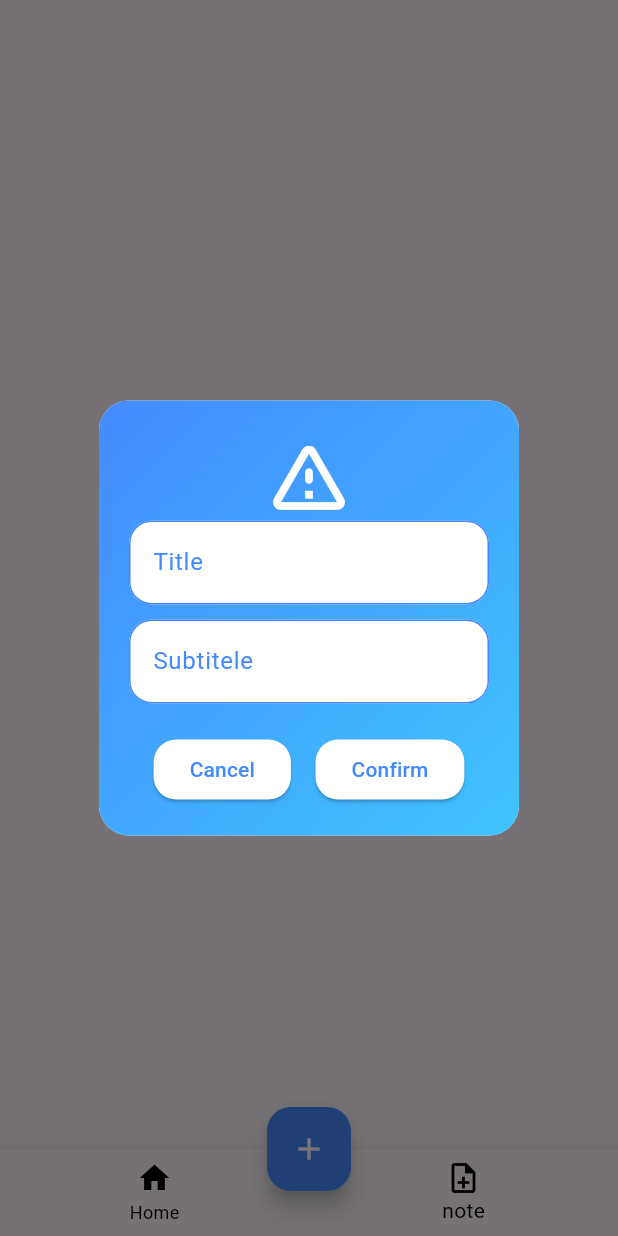
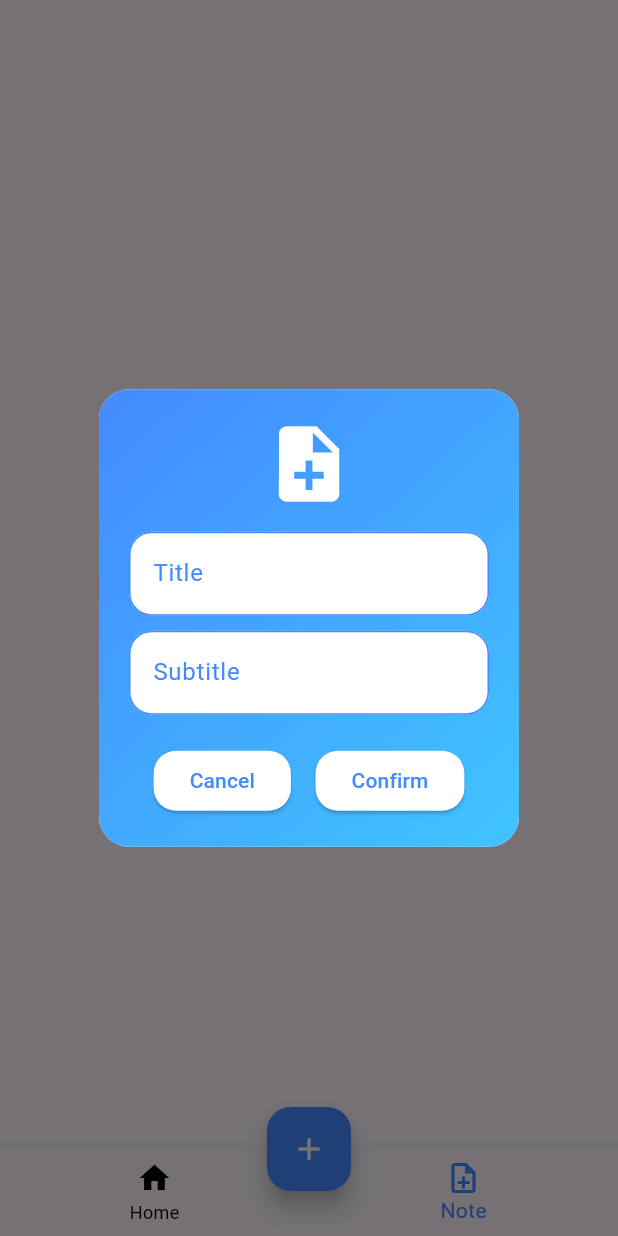
Before and after one commit to ahadprince320/note-pad-2025, a Flutter app: the screen it shows after launch, item 2 of the bottom bar chosen, after a tap on the "add" icon, on a phone screen of 412 x 824 dp. Run offline on Flutter 3.47's test engine with Material 3 defaults, Android fonts, the phone set to English and light mode, and no system bars; our stand-ins replace get, hive, hive_flutter; accounts and stored records are empty.

Commit message:
five update

```diff
--- a/lib/controller/note_controller.dart
+++ b/lib/controller/note_controller.dart
@@ -1,16 +1,34 @@
 import 'package:get/get.dart';
-import 'package:note_book/model/note_model.dart';
+import 'package:hive/hive.dart';
+import '../model/note_model.dart';
 
-class NoteController extends GetxController{
-  var noteList=<NoteModel>[].obs;
+class NoteController extends GetxController {
+  var noteList = <NoteModel>[].obs;
+  late Box<NoteModel> noteBox;
 
-  void addNote(NoteModel note){
-    noteList.add(note);
+  @override
+  void onInit() {
+    super.onInit();
+    noteBox = Hive.box<NoteModel>('notesBox');
+    loadNotes();
   }
-  void removeNote(int index){
-    noteList.removeAt(index);
+
+  void loadNotes() {
+    noteList.assignAll(noteBox.values.toList());
   }
-  void updateNote(int index,NoteModel note){
-    noteList[index]=note;
+
+  void addNote(NoteModel note) {
+    noteBox.add(note);
+    loadNotes();
+  }
+
+  void removeNote(int index) {
+    noteBox.deleteAt(index);
+    loadNotes();
+  }
+
+  void updateNote(int index, NoteModel updatedNote) {
+    noteBox.putAt(index, updatedNote);
+    loadNotes();
   }
 }
--- a/lib/main.dart
+++ b/lib/main.dart
@@ -1,9 +1,24 @@
 import 'package:flutter/material.dart';
 import 'package:get/get_navigation/src/root/get_material_app.dart';
+import 'package:hive/hive.dart';
+import 'package:hive_flutter/adapters.dart';
 import 'package:note_book/screen/bottom%20bar.dart';
 import 'package:note_book/screen/note_ditels.dart';
 
-void main() {
+import 'model/note_model.dart';
+
+Future<void> main() async {
+  WidgetsFlutterBinding.ensureInitialized();
+
+  // Initialize Hive
+  await Hive.initFlutter();
+
+  // Register Adapter
+  Hive.registerAdapter(NoteModelAdapter());
+
+  // Open Box
+  await Hive.openBox<NoteModel>('notesBox');
+
   runApp(const MyApp());
 }
 
@@ -18,7 +33,7 @@ class MyApp extends StatelessWidget {
       routes: {
         '/note_screen': (context)=>note_screen(),
       },
-      home: bottomNavigation(
+      home: BottomNavigation(
 
       ),
     );
--- a/lib/model/note_model.dart
+++ b/lib/model/note_model.dart
@@ -1,6 +1,21 @@
-class NoteModel{
-  String title= '';
-  String content='';
+import 'package:hive/hive.dart';
+
+part 'note_model.g.dart';
+
+@HiveType(typeId: 0)
+class NoteModel extends HiveObject {
+  @HiveField(0)
+  String title='';
+
+  @HiveField(1)
+  String content ='';
+
+  @HiveField(2)
   String date='';
-  NoteModel( this.title,this.content,this.date);
+
+  NoteModel({
+     required this.title,
+     required this.content,
+     required this.date,
+  });
 }
--- a/lib/screen/bottom bar.dart
+++ b/lib/screen/bottom bar.dart
@@ -7,15 +7,21 @@ import 'package:note_book/model/note_model.dart';
 import 'home_screen.dart';
 import 'note_screen.dart';
 
-class bottomNavigation extends StatefulWidget {
-  const bottomNavigation({super.key});
+class BottomNavigation extends StatefulWidget {
+  const BottomNavigation({super.key});
 
   @override
-  State<bottomNavigation> createState() => _bottomNavigationState();
+  State<BottomNavigation> createState() => _BottomNavigationState();
 }
 
-class _bottomNavigationState extends State<bottomNavigation> {
-  final List<Widget> _screens = [home_screen(), note_screen()];
+class _BottomNavigationState extends State<BottomNavigation> {
+  final NoteController noteController = Get.put(NoteController());
+
+  final List<Widget> _screens = const [
+    home_screen(),
+    note_screen(),
+  ];
+
   int _currentIndex = 0;
 
   @override
@@ -24,43 +30,40 @@ class _bottomNavigationState extends State<bottomNavigation> {
       body: _screens[_currentIndex],
       floatingActionButtonLocation: FloatingActionButtonLocation.centerDocked,
       floatingActionButton: FloatingActionButton(
-        mini: false,
         backgroundColor: Colors.blueAccent,
-        onPressed: () {
-          _alertDialog();
-        },
-        child: Icon(Icons.add, color: Colors.white),
+        onPressed: () => _showAddNoteDialog(),
+        child: const Icon(Icons.add, color: Colors.white),
       ),
       bottomNavigationBar: BottomNavigationBar(
-        selectedItemColor: Colors.black,
+        selectedItemColor: Colors.blueAccent,
         unselectedItemColor: Colors.black,
         currentIndex: _currentIndex,
         onTap: (value) {
-          _currentIndex = value;
-          setState(() {});
+          setState(() {
+            _currentIndex = value;
+          });
         },
-        items: [
+        items: const [
           BottomNavigationBarItem(
-            icon: Icon(Icons.home, color: Colors.black),
+            icon: Icon(Icons.home),
             label: 'Home',
           ),
           BottomNavigationBarItem(
             icon: Icon(Icons.note_add_outlined),
-            label: 'note',
+            label: 'Note',
           ),
         ],
       ),
     );
   }
 
-  _alertDialog() {
+  void _showAddNoteDialog() {
+    final TextEditingController titleController = TextEditingController();
+    final TextEditingController contentController = TextEditingController();
+
     showDialog(
       context: context,
       builder: (context) {
-        final NoteController noteController = Get.put(NoteController());
-        final TextEditingController titleController = TextEditingController();
-        final TextEditingController contentController = TextEditingController();
-
         return AlertDialog(
           shape: RoundedRectangleBorder(
             borderRadius: BorderRadius.circular(20),
@@ -82,68 +85,22 @@ class _bottomNavigationState extends State<bottomNavigation> {
               mainAxisSize: MainAxisSize.min,
               children: [
                 const Icon(
-                  Icons.warning_amber_rounded,
+                  Icons.note_add,
                   size: 60,
                   color: Colors.white,
                 ),
-                TextFormField(
-                  controller: titleController,
-                  decoration: InputDecoration(
-                    hintText: 'Title',
-                    hintStyle: TextStyle(color: Colors.blueAccent),
-                    fillColor: Colors.white,
-                    filled: true,
-                    border: OutlineInputBorder(
-                      borderRadius: BorderRadius.circular(15), // border radius
-                      borderSide: BorderSide.none, // border line hide করবে
-                    ),
-                    enabledBorder: OutlineInputBorder(
-                      borderRadius: BorderRadius.circular(15),
-                      borderSide: BorderSide(
-                        color: Colors.blueAccent,
-                        width: 1,
-                      ), // চাইলে রঙ দিতে পারো
-                    ),
-                    focusedBorder: OutlineInputBorder(
-                      borderRadius: BorderRadius.circular(15),
-                      borderSide: BorderSide(
-                        color: Colors.blue,
-                        width: 2,
-                      ), // focus হলে আলাদা style
-                    ),
-                  ),
-                ),
+                const SizedBox(height: 15),
+
+                // Title Input
+                _buildTextField(titleController, "Title"),
 
                 const SizedBox(height: 10),
-                TextFormField(
-                  controller: contentController,
-                  decoration: InputDecoration(
-                    hintText: 'Subtitele',
-                    hintStyle: TextStyle(color: Colors.blueAccent),
-                    fillColor: Colors.white,
-                    filled: true,
-                    border: OutlineInputBorder(
-                      borderRadius: BorderRadius.circular(15), // border radius
-                      borderSide: BorderSide.none, // border line hide করবে
-                    ),
-                    enabledBorder: OutlineInputBorder(
-                      borderRadius: BorderRadius.circular(15),
-                      borderSide: BorderSide(
-                        color: Colors.blueAccent,
-                        width: 1,
-                      ), // চাইলে রঙ দিতে পারো
-                    ),
-                    focusedBorder: OutlineInputBorder(
-                      borderRadius: BorderRadius.circular(15),
-                      borderSide: BorderSide(
-                        color: Colors.blue,
-                        width: 2,
-                      ), // focus হলে আলাদা style
-                    ),
-                  ),
-                ),
+
+                // Content Input
+                _buildTextField(contentController, "Subtitle"),
 
                 const SizedBox(height: 20),
+
                 Row(
                   mainAxisAlignment: MainAxisAlignment.spaceEvenly,
                   children: [
@@ -168,16 +125,27 @@ class _bottomNavigationState extends State<bottomNavigation> {
                         ),
                       ),
                       onPressed: () {
-                        final String formattedDate = DateFormat('dd/MM/yyyy hh:mm a').format(DateTime.now());
-                        noteController.addNote(
+                        final String formattedDate =
+                        DateFormat('dd/MM/yyyy hh:mm a')
+                            .format(DateTime.now());
 
-                          NoteModel(
-                            titleController.text,
-                            contentController.text,
-                            formattedDate,
-                          ),
-                        );
-                        Get.back();
+                        if (titleController.text.isNotEmpty &&
+                            contentController.text.isNotEmpty) {
+                          noteController.addNote(
+                            NoteModel(
+                              title: titleController.text,
+                              content: contentController.text,
+                              date: formattedDate,
+                            ),
+                          );
+                          Get.back();
+                        } else {
+                          Get.snackbar(
+                            "Input Error",
+                            "Title and Content cannot be empty.",
+                            snackPosition: SnackPosition.BOTTOM,
+                          );
+                        }
                       },
                       child: const Text(
                         'Confirm',
@@ -193,4 +161,34 @@ class _bottomNavigationState extends State<bottomNavigation> {
       },
     );
   }
+
+  Widget _buildTextField(TextEditingController controller, String hint) {
+    return TextFormField(
+      controller: controller,
+      decoration: InputDecoration(
+        hintText: hint,
+        hintStyle: const TextStyle(color: Colors.blueAccent),
+        fillColor: Colors.white,
+        filled: true,
+        border: OutlineInputBorder(
+          borderRadius: BorderRadius.circular(15),
+          borderSide: BorderSide.none,
+        ),
+        enabledBorder: OutlineInputBorder(
+          borderRadius: BorderRadius.circular(15),
+          borderSide: const BorderSide(
+            color: Colors.blueAccent,
+            width: 1,
+          ),
+        ),
+        focusedBorder: OutlineInputBorder(
+          borderRadius: BorderRadius.circular(15),
+          borderSide: const BorderSide(
+            color: Colors.blue,
+            width: 2,
+          ),
+        ),
+      ),
+    );
+  }
 }
--- a/lib/screen/home_screen.dart
+++ b/lib/screen/home_screen.dart
@@ -187,9 +187,9 @@ class _home_screenState extends State<home_screen> {
                         noteController.updateNote(
                           index,
                           NoteModel(
-                            titleController.text,
-                            contentController.text,
-                            formattedDate,
+                            title: titleController.text,
+                            content: contentController.text,
+                            date: formattedDate,
                           ),
                         );
                         Get.back();
--- a/pubspec.yaml
+++ b/pubspec.yaml
@@ -36,6 +36,8 @@ dependencies:
   cupertino_icons: ^1.0.8
   get:
   intl:
+  hive:
+  hive_flutter:
 
 dev_dependencies:
   flutter_test:
@@ -47,6 +49,9 @@ dev_dependencies:
   # package. See that file for information about deactivating specific lint
   # rules and activating additional ones.
   flutter_lints: ^5.0.0
+  hive_generator:
+  build_runner:
+
 
 # For information on the generic Dart part of this file, see the
 # following page: https://dart.dev/tools/pub/pubspec
```
Also changed, not shown: lib/model/note_model.g.dart (added), pubspec.lock, 2 other files.
